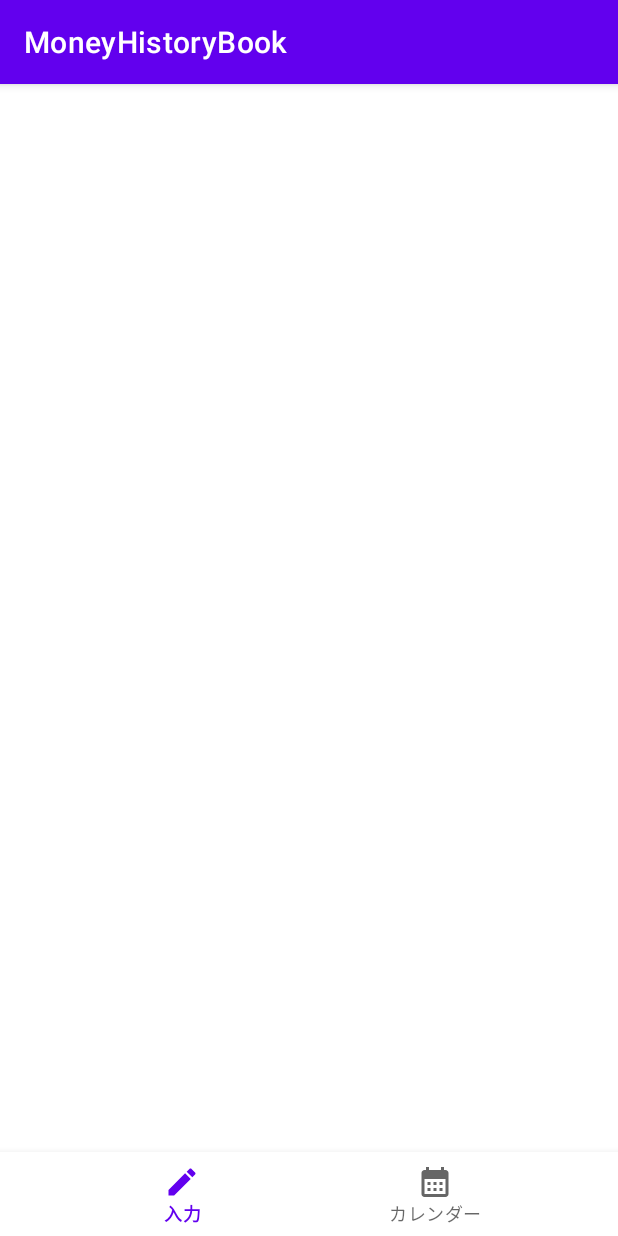
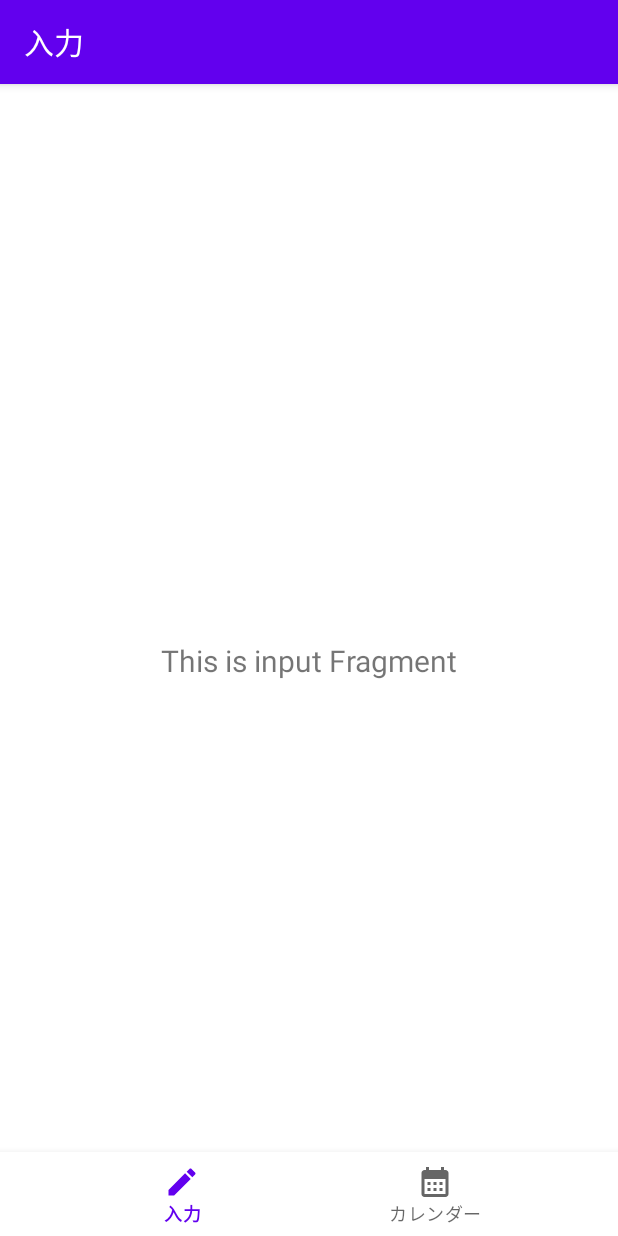
Before and after one commit to tky3a/MoneyHistoryBook, an Android app: the screen it shows after launch (MainActivity), on a phone screen of 412 x 824 dp. Run offline under Robolectric (Android 15) with nearby library versions, the phone set to English and light mode, and no system bars; our stand-ins replace navigation-ui.

Commit message:
ボトムナビゲーションで遷移できるよう実装

```diff
--- a/app/build.gradle
+++ b/app/build.gradle
@@ -37,6 +37,8 @@ android {
 }
 
 dependencies {
+    implementation 'androidx.legacy:legacy-support-v4:1.0.0'
+
     // 参考：https://developer.android.google.cn/jetpack/androidx/releases/navigation?hl=ja
     def lifecycle_version = '2.3.0'
     def nav_version = "2.3.5"
--- a/app/src/main/java/ja/tky/myapplication/MainActivity.kt
+++ b/app/src/main/java/ja/tky/myapplication/MainActivity.kt
@@ -1,11 +1,37 @@
 package ja.tky.myapplication
 
+import android.os.Bundle
 import androidx.appcompat.app.AppCompatActivity
-import android.os.Bundle
+import androidx.navigation.findNavController
+import androidx.navigation.ui.AppBarConfiguration
+import androidx.navigation.ui.setupActionBarWithNavController
+import androidx.navigation.ui.setupWithNavController
+import com.google.android.material.bottomnavigation.BottomNavigationView
+import ja.tky.myapplication.databinding.ActivityMainBinding
 
 class MainActivity : AppCompatActivity() {
+
+    private lateinit var binding: ActivityMainBinding
+
     override fun onCreate(savedInstanceState: Bundle?) {
         super.onCreate(savedInstanceState)
-        setContentView(R.layout.activity_main)
+        // インスタンス作成
+        binding = ActivityMainBinding.inflate(layoutInflater)
+        setContentView(binding.root)
+
+        // BottomNavigationView取得
+        val navView: BottomNavigationView = binding.btmNavView
+        println("kakunin!!!")
+        val navController = findNavController(R.id.nav_host_fragment_activity_main)
+
+        val appBarConfiguration = AppBarConfiguration(
+            // TODO: カレンダーの追加
+            setOf(
+                R.id.navigationInput
+            )
+        )
+        setupActionBarWithNavController(navController, appBarConfiguration)
+        navView.setupWithNavController(navController)
+
     }
 }
--- /dev/null
+++ b/app/src/main/java/ja/tky/myapplication/ui/input/InputFragment.kt
@@ -0,0 +1,47 @@
+package ja.tky.myapplication.ui.input
+
+import android.os.Bundle
+import android.view.LayoutInflater
+import android.view.View
+import android.view.ViewGroup
+import android.widget.TextView
+import androidx.fragment.app.Fragment
+import androidx.lifecycle.Observer
+import androidx.lifecycle.ViewModelProvider
+import ja.tky.myapplication.databinding.FragmentInputBinding
+
+// TODO: 処理の確認
+class InputFragment : Fragment() {
+
+    private lateinit var inputViewModel: InputViewModel
+    private var _binding: FragmentInputBinding? = null
+
+    // onCreateView と onDestroyViewでのみ有効
+    private val binding get() = _binding!!
+
+    override fun onCreateView(
+        inflater: LayoutInflater,
+        container: ViewGroup?,
+        savedInstanceState: Bundle?
+    ): View? {
+
+        inputViewModel = ViewModelProvider(this).get(InputViewModel::class.java)
+
+        _binding = FragmentInputBinding.inflate(inflater, container, false)
+        val root: View = binding.root
+
+        val textView: TextView = binding.tvInput
+        inputViewModel.text.observe(viewLifecycleOwner, Observer {
+            textView.text = it
+        })
+
+        return root
+
+    }
+
+    // 初期化？
+    override fun onDestroyView() {
+        super.onDestroyView()
+        _binding = null
+    }
+}
--- /dev/null
+++ b/app/src/main/java/ja/tky/myapplication/ui/input/InputViewModel.kt
@@ -0,0 +1,12 @@
+package ja.tky.myapplication.ui.input
+
+import androidx.lifecycle.LiveData
+import androidx.lifecycle.MutableLiveData
+import androidx.lifecycle.ViewModel
+
+class InputViewModel : ViewModel() {
+    private val _text = MutableLiveData<String>().apply {
+        value = "This is input Fragment"
+    }
+    val text: LiveData<String> = _text
+}
--- a/app/src/main/res/layout/activity_main.xml
+++ b/app/src/main/res/layout/activity_main.xml
@@ -20,4 +20,17 @@
       app:menu="@menu/bottom_nav"
   />
 
+  <fragment
+      android:id="@+id/nav_host_fragment_activity_main"
+      android:name="androidx.navigation.fragment.NavHostFragment"
+      android:layout_width="match_parent"
+      android:layout_height="match_parent"
+      app:defaultNavHost="true"
+      app:layout_constraintBottom_toTopOf="@id/btmNavView"
+      app:layout_constraintLeft_toLeftOf="parent"
+      app:layout_constraintRight_toRightOf="parent"
+      app:layout_constraintTop_toTopOf="parent"
+      app:navGraph="@navigation/bottom_navigation"
+  />
+
 </androidx.constraintlayout.widget.ConstraintLayout>
--- /dev/null
+++ b/app/src/main/res/layout/fragment_input.xml
@@ -0,0 +1,27 @@
+<?xml version="1.0" encoding="utf-8"?>
+
+<!-- タブで表示するレイアウト -->
+<androidx.constraintlayout.widget.ConstraintLayout
+    xmlns:android="http://schemas.android.com/apk/res/android"
+    xmlns:tools="http://schemas.android.com/tools"
+    android:layout_width="match_parent"
+    android:layout_height="match_parent"
+    android:padding="8dp"
+    xmlns:app="http://schemas.android.com/apk/res-auto"
+    tools:context=".ui.input.InputFragment">
+
+  <!-- TODO: Update blank fragment layout -->
+  <TextView
+      android:id="@+id/tvInput"
+      android:layout_width="match_parent"
+      android:layout_height="wrap_content"
+      android:text="@string/hello_blank_fragment"
+      app:layout_constraintEnd_toEndOf="parent"
+      app:layout_constraintStart_toStartOf="parent"
+      app:layout_constraintTop_toTopOf="parent"
+      app:layout_constraintBottom_toBottomOf="parent"
+      android:textSize="20dp"
+      android:textAlignment="center"
+  />
+
+</androidx.constraintlayout.widget.ConstraintLayout>
--- a/app/src/main/res/menu/bottom_nav.xml
+++ b/app/src/main/res/menu/bottom_nav.xml
@@ -3,12 +3,12 @@
   <item
       android:id="@+id/navigationInput"
       android:icon="@drawable/ic_baseline_create_24"
-      android:title="入力"
+      android:title="@string/input"
   />
 
   <item
       android:id="@+id/navigationCalendar"
       android:icon="@drawable/ic_baseline_calendar_month_24"
-      android:title="カレンダー"
+      android:title="@string/calendar"
   />
 </menu>
--- /dev/null
+++ b/app/src/main/res/navigation/bottom_navigation.xml
@@ -0,0 +1,24 @@
+<?xml version="1.0" encoding="utf-8"?>
+<!--　startDestinationが設定されてないとクラッシュする　-->
+<navigation xmlns:android="http://schemas.android.com/apk/res/android"
+            xmlns:tools="http://schemas.android.com/tools"
+            xmlns:app="http://schemas.android.com/apk/res-auto"
+            android:id="@+id/bottom_navigation"
+            app:startDestination="@+id/navigationInput"
+>
+
+  <fragment
+      android:id="@+id/navigationInput"
+      android:name="ja.tky.myapplication.ui.input.InputFragment"
+      android:label="@string/input"
+      tools:layout="@layout/fragment_input"
+  />
+
+  <fragment
+      android:id="@+id/navigationCalendar"
+      android:name="ja.tky.myapplication.ui.calendar.CalendarFragment"
+      android:label="@string/calendar"
+      tools:layout="@layout/fragment_calendar"
+  />
+
+</navigation>
--- a/app/src/main/res/values/strings.xml
+++ b/app/src/main/res/values/strings.xml
@@ -1,3 +1,7 @@
 <resources>
   <string name="app_name">MoneyHistoryBook</string>
+  <!-- TODO: Remove or change this placeholder text -->
+  <string name="hello_blank_fragment">Hello blank fragment</string>
+  <string name="input">入力</string>
+  <string name="calendar">カレンダー</string>
 </resources>
```
Also changed, not shown: app/src/main/java/ja/tky/myapplication/ui/calendar/CalendarFragment.kt (added, +60 -0 lines), app/src/main/java/ja/tky/myapplication/ui/calendar/CalendarViewModel.kt (added, +10 -0 lines), app/src/main/res/layout/fragment_calendar.xml (added, +14 -0 lines).
